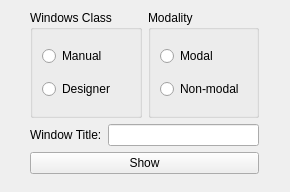
Above: lab3/MultiChoiceWindow.ui from Alfredo-Vargas/QtBasics before the change. Below: the same form after it.
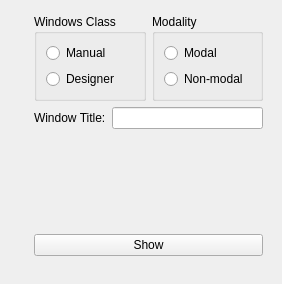
That is the form after the change.

What changed in the file:
```diff
--- a/lab3/MultiChoiceWindow.ui
+++ b/lab3/MultiChoiceWindow.ui
@@ -6,8 +6,8 @@
    <rect>
     <x>0</x>
     <y>0</y>
-    <width>290</width>
-    <height>192</height>
+    <width>282</width>
+    <height>284</height>
    </rect>
   </property>
   <property name="windowTitle">
@@ -16,10 +16,10 @@
   <widget class="QWidget" name="">
    <property name="geometry">
     <rect>
-     <x>30</x>
-     <y>10</y>
+     <x>34</x>
+     <y>14</y>
      <width>229</width>
-     <height>164</height>
+     <height>262</height>
     </rect>
    </property>
    <layout class="QVBoxLayout" name="verticalLayout_3">
@@ -87,6 +87,32 @@
       </item>
      </layout>
     </item>
+    <item>
+     <spacer name="verticalSpacer">
+      <property name="orientation">
+       <enum>Qt::Vertical</enum>
+      </property>
+      <property name="sizeHint" stdset="0">
+       <size>
+        <width>20</width>
+        <height>40</height>
+       </size>
+      </property>
+     </spacer>
+    </item>
+    <item>
+     <spacer name="horizontalSpacer_2">
+      <property name="orientation">
+       <enum>Qt::Horizontal</enum>
+      </property>
+      <property name="sizeHint" stdset="0">
+       <size>
+        <width>40</width>
+        <height>20</height>
+       </size>
+      </property>
+     </spacer>
+    </item>
     <item>
      <widget class="QPushButton" name="pushButton">
       <property name="text">
@@ -94,6 +120,19 @@
       </property>
      </widget>
     </item>
+    <item>
+     <spacer name="horizontalSpacer">
+      <property name="orientation">
+       <enum>Qt::Horizontal</enum>
+      </property>
+      <property name="sizeHint" stdset="0">
+       <size>
+        <width>40</width>
+        <height>20</height>
+       </size>
+      </property>
+     </spacer>
+    </item>
    </layout>
   </widget>
  </widget>
```
